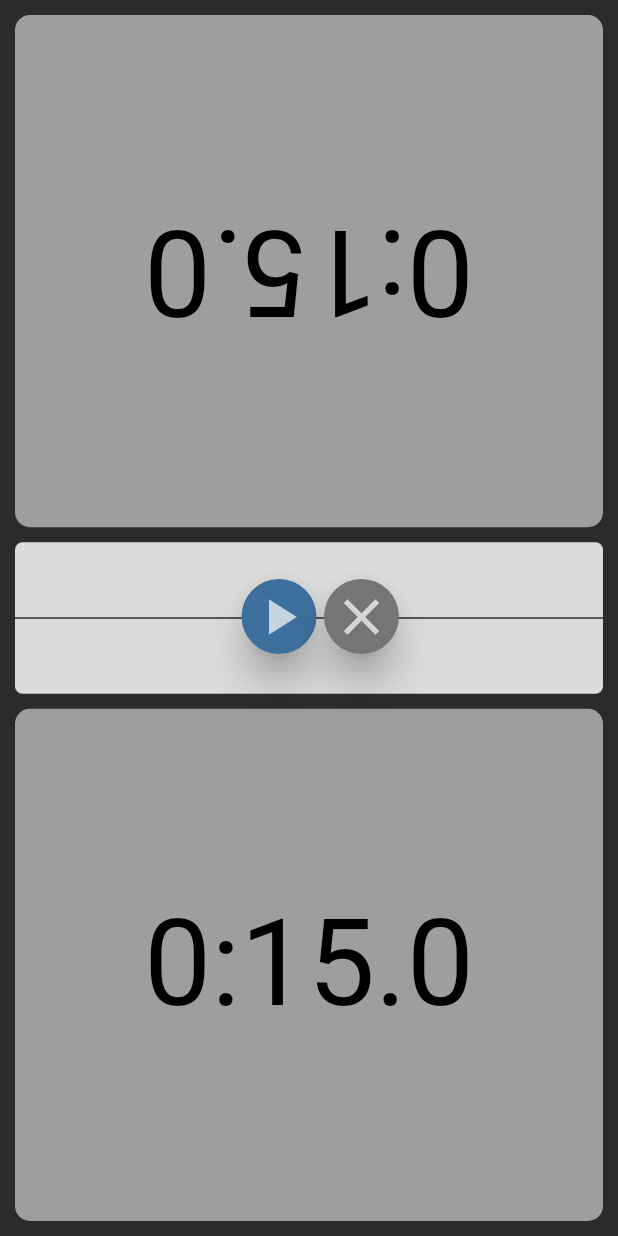
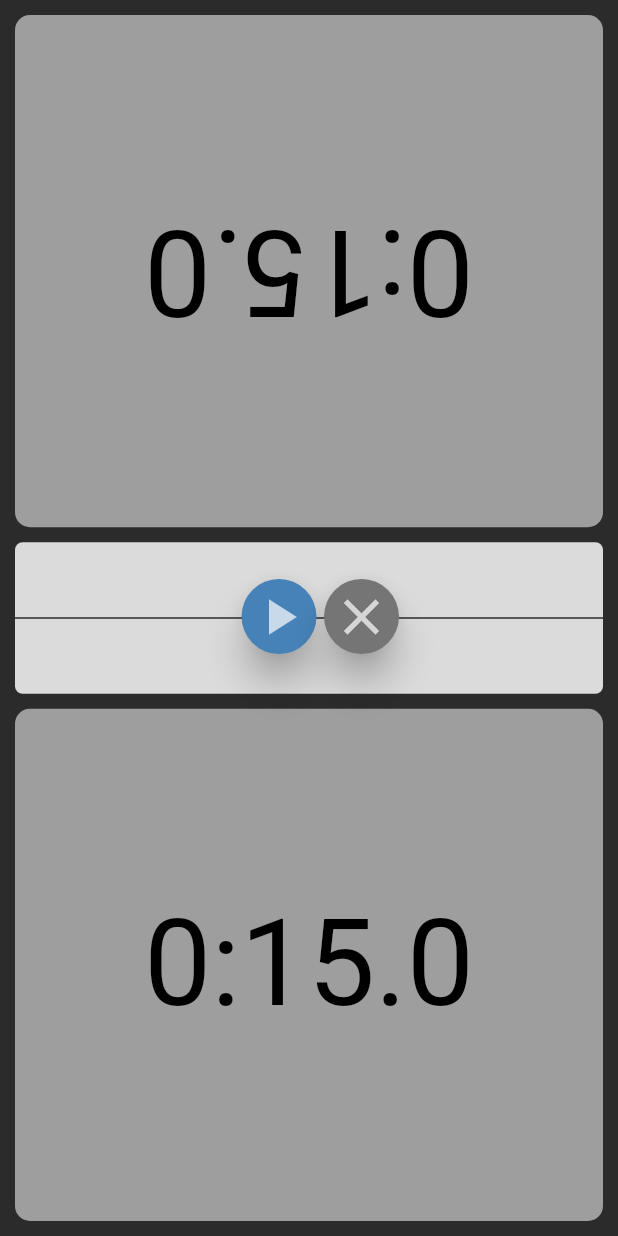
Before and after one commit to pbal/clock-app, a Flutter app: the screen it shows after launch, after a tap on "Ultra Bullet", on a phone screen of 412 x 824 dp. Run offline on Flutter 3.47's test engine with Material 2 defaults, Android fonts, the light colour scheme and no system bars; missing offline and left inert: screen.

Commit message:
update colors

```diff
--- a/lib/main.dart
+++ b/lib/main.dart
@@ -9,7 +9,7 @@ class MyApp extends StatelessWidget {
     return MaterialApp(
       title: 'Chess Clock',
       theme: ThemeData(
-        primarySwatch: Colors.deepPurple,
+        primarySwatch: Colors.indigo,
         scaffoldBackgroundColor: Color(0xFF2b2b2b),
         inputDecorationTheme: InputDecorationTheme(
           labelStyle: TextStyle(
--- a/lib/views/clock_view.dart
+++ b/lib/views/clock_view.dart
@@ -47,7 +47,7 @@ class _ClockViewState extends State<ClockView> with TickerProviderStateMixin {
     increment = widget.increment;
     clockMode = widget.clockMode;
 
-    _activeColor = Color(0xFF3c6f9c);
+    _activeColor = Color(0xFF4682b8);
     _inactiveColor = Colors.grey.shade500;
 
     _state = ClockState.Init;
--- a/lib/views/preset_view.dart
+++ b/lib/views/preset_view.dart
@@ -27,9 +27,9 @@ class _PresetViewState extends State<PresetView> {
         width: 60.0,
         height: 60.0,
         child: RawMaterialButton(
-          fillColor: Colors.deepPurple,
+          fillColor: Theme.of(context).primaryColor,
           shape: CircleBorder(),
-          elevation: 0.0,
+          elevation: 5.0,
           child: Icon(
             Icons.add,
           ),
@@ -41,12 +41,12 @@ class _PresetViewState extends State<PresetView> {
           appBar: AppBar(
             title: Text(widget.title),
             actions: <Widget>[
-              RawMaterialButton(
-                child: Icon(
-                  Icons.settings,
-                ),
-                onPressed: () => {},
-              ),
+              // RawMaterialButton(
+              //   child: Icon(
+              //     Icons.settings,
+              //   ),
+              //   onPressed: () => {},
+              // ),
             ],
           ),
           body: Container(
```
